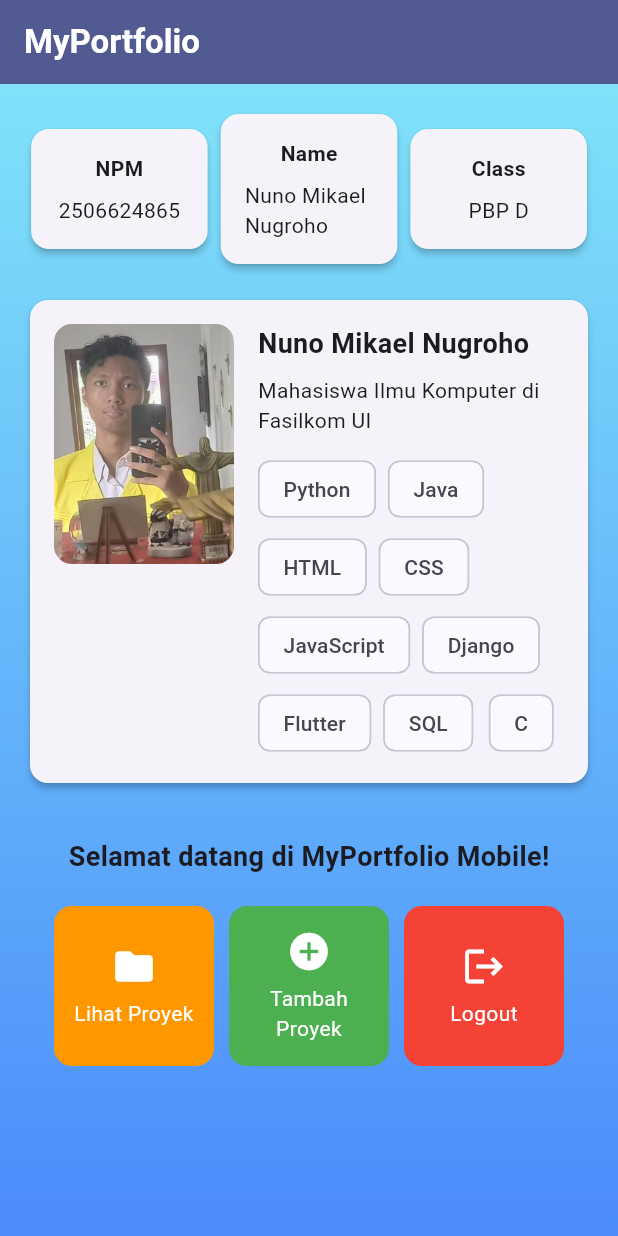
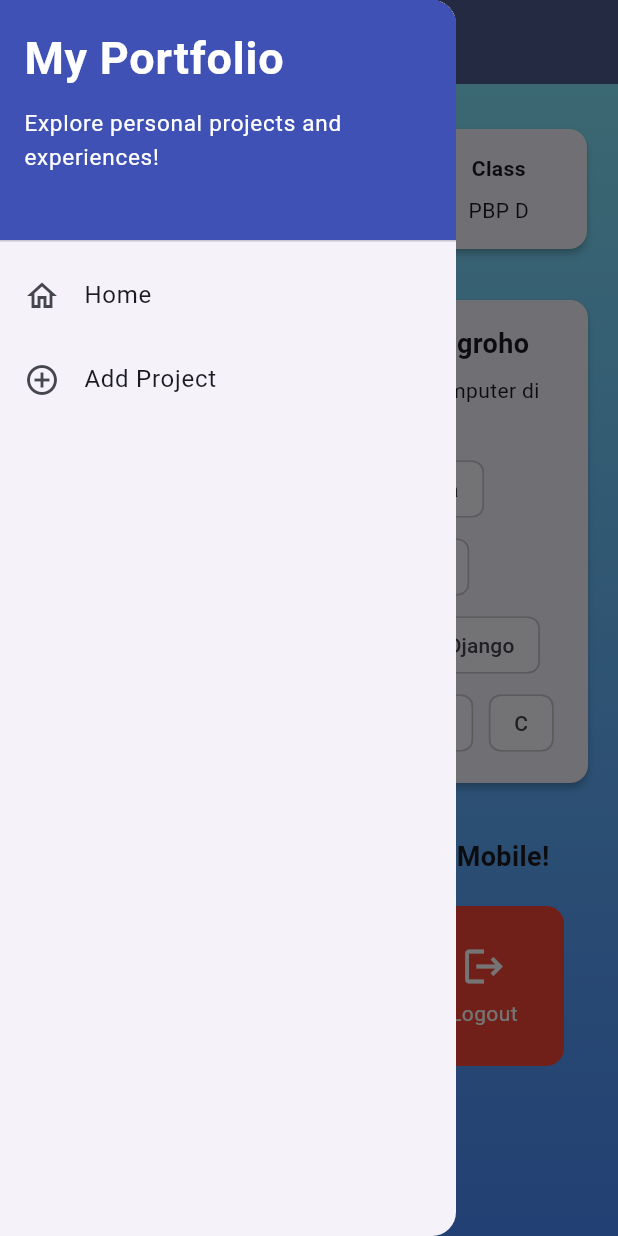
Before and after one commit to gammaknives/myportofolio_mobile, a Flutter app: the screen it shows after launch, with the side drawer open (before the commit the screen has no drawer), on a phone screen of 412 x 824 dp. Run offline on Flutter 3.47's test engine with Material 3 defaults, Android fonts, the phone set to English and light mode, and no system bars.

Commit message:
Tutorial 9

```diff
--- a/lib/main.dart
+++ b/lib/main.dart
@@ -1,5 +1,5 @@
 import 'package:flutter/material.dart';
-import 'package:myportofolio_mobile/menu.dart';
+import 'package:myportofolio_mobile/screens/menu.dart';
 
 void main() {
   runApp(const MyApp());
--- a/lib/menu.dart
+++ b/lib/screens/menu.dart
@@ -1,4 +1,6 @@
 import 'package:flutter/material.dart';
+import 'package:myportofolio_mobile/widgets/left_drawer.dart';
+import 'package:myportofolio_mobile/screens/project_form.dart';
 
 class MyHomePage extends StatelessWidget {
   MyHomePage({super.key});
@@ -31,7 +33,9 @@ class MyHomePage extends StatelessWidget {
           ),
         ),
         backgroundColor: Theme.of(context).colorScheme.primary,
+        iconTheme: const IconThemeData(color: Colors.white),
       ),
+      drawer: const LeftDrawer(),
       // Body halaman utama dengan padding di sekelilingnya.
       body: Padding(
         padding: const EdgeInsets.all(16.0),
@@ -269,6 +273,12 @@ class ItemCard extends StatelessWidget {
                 ),
               ),
             );
+          if (item.name == "Tambah Proyek") {
+            Navigator.push(
+              context,
+              MaterialPageRoute(builder: (context) => const ProjectFormPage()),
+            );
+          }
         },
         child: Container(
           padding: const EdgeInsets.all(8),
--- /dev/null
+++ b/lib/widgets/left_drawer.dart
@@ -0,0 +1,67 @@
+import 'package:flutter/material.dart';
+import 'package:myportofolio_mobile/screens/menu.dart';
+import 'package:myportofolio_mobile/screens/project_form.dart';
+
+class LeftDrawer extends StatelessWidget {
+  const LeftDrawer({super.key});
+
+  @override
+  Widget build(BuildContext context) {
+    return Drawer(
+      child: ListView(
+        children: [
+          const DrawerHeader(
+            decoration: BoxDecoration(
+              color: Colors.indigo,
+            ),
+            child: Column(
+              crossAxisAlignment: CrossAxisAlignment.start,
+              children: [
+                Text(
+                  'My Portfolio',
+                  style: TextStyle(
+                    fontSize: 30,
+                    fontWeight: FontWeight.bold,
+                    color: Colors.white,
+                  ),
+                ),
+                SizedBox(height: 10),
+                Text(
+                  'Explore personal projects and experiences!',
+                  style: TextStyle(
+                    fontSize: 15,
+                    color: Colors.white,
+                  ),
+                ),
+              ],
+            ),
+          ),
+          ListTile(
+            leading: const Icon(Icons.home_outlined),
+            title: const Text('Home'),
+            onTap: () {
+              Navigator.pushReplacement(
+                context,
+                MaterialPageRoute(
+                  builder: (context) => MyHomePage(),
+                ),
+              );
+            },
+          ),
+          ListTile(
+            leading: const Icon(Icons.add_circle_outline),
+            title: const Text('Add Project'),
+            onTap: () {
+              Navigator.push(
+                context,
+                MaterialPageRoute(
+                  builder: (context) => const ProjectFormPage()
+                ),
+              );
+            },
+          ),
+        ],
+      ),
+    );
+  }
+}
```
Also changed, not shown: lib/screens/project_form.dart (added, +214 -0 lines), lib/widgets/project_card.dart (added, +70 -0 lines).
